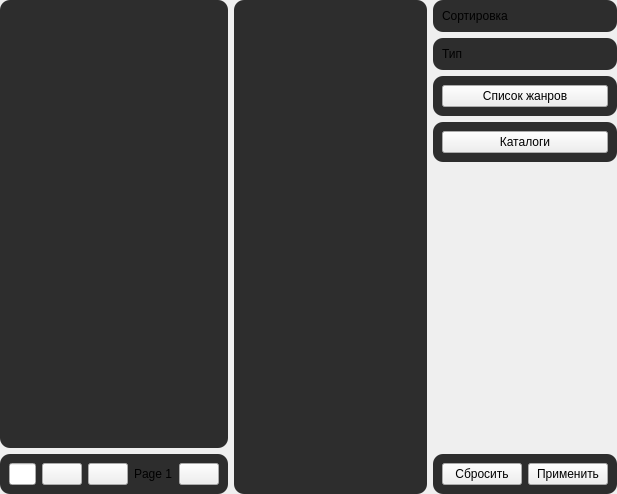
First picture: the form in forms/facial.ui, repository brandonzorn/Nlight, before the edit.
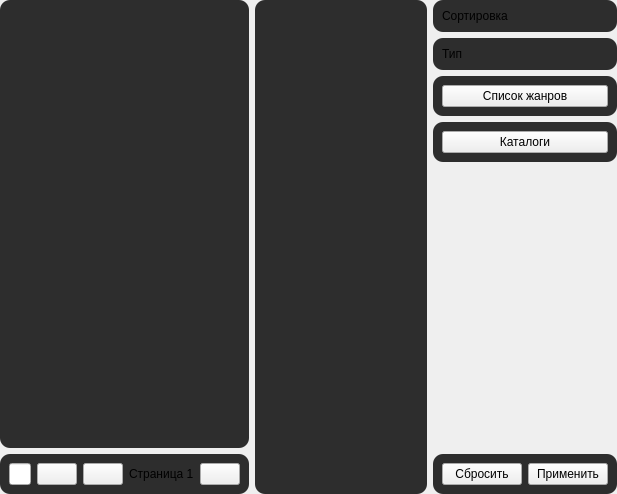
Second picture: the form after the edit. Icons and pictures are not drawn.

The edit to the form file:
```diff
--- a/forms/facial.ui
+++ b/forms/facial.ui
@@ -131,7 +131,7 @@
            <item>
             <widget class="QLabel" name="page_label">
              <property name="text">
-              <string>Page 1</string>
+              <string>Страница 1</string>
              </property>
             </widget>
            </item>
```
